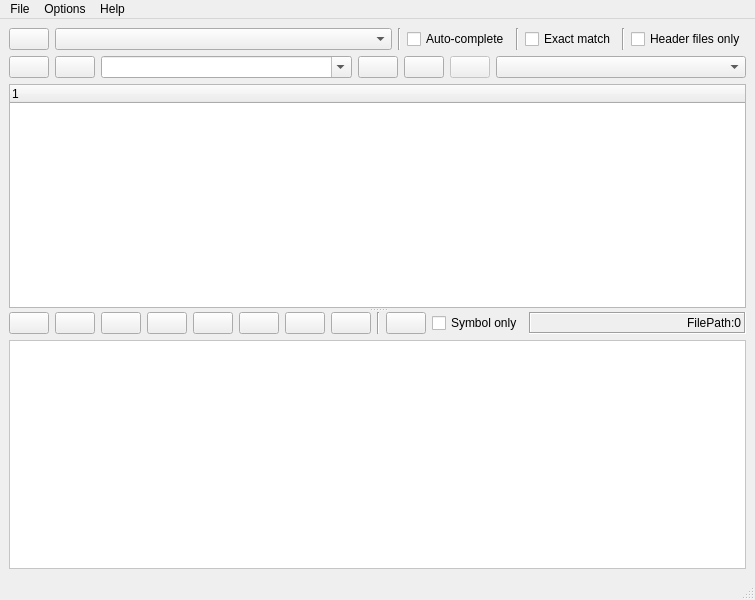
Qt form gui/ui/mainWindow.ui (ruben2020/codequery) before a commit.
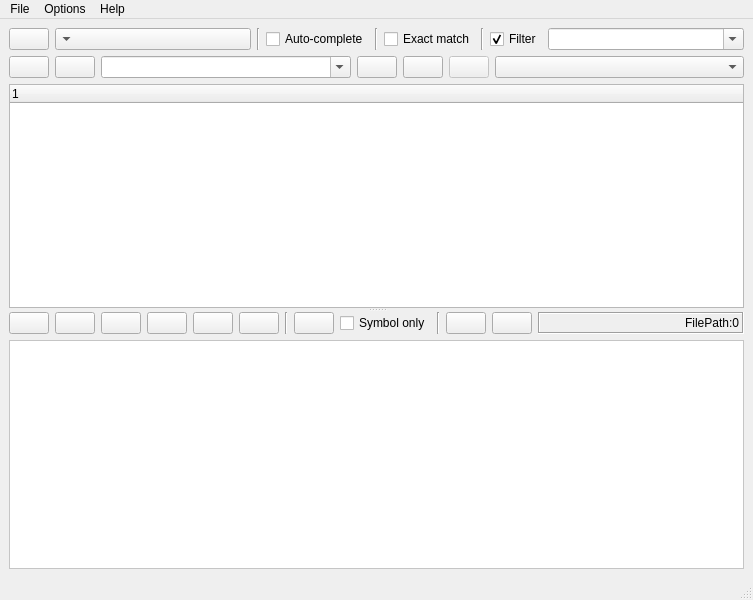
The same form after that commit. Icons and pictures are not drawn. Custom widgets are drawn as their Qt base class.

Commit message: File path filter

```diff
--- a/gui/ui/mainWindow.ui
+++ b/gui/ui/mainWindow.ui
@@ -6,7 +6,7 @@
    <rect>
     <x>0</x>
     <y>0</y>
-    <width>755</width>
+    <width>753</width>
     <height>600</height>
    </rect>
   </property>
@@ -48,6 +48,9 @@
             <verstretch>0</verstretch>
            </sizepolicy>
           </property>
+          <property name="layoutDirection">
+           <enum>Qt::RightToLeft</enum>
+          </property>
          </widget>
         </item>
         <item>
@@ -91,7 +94,35 @@
         <item>
          <widget class="QCheckBox" name="checkBoxHeaderFilesOnly">
           <property name="text">
-           <string>Header files only</string>
+           <string>Filter</string>
+          </property>
+          <property name="checked">
+           <bool>true</bool>
+          </property>
+         </widget>
+        </item>
+        <item>
+         <widget class="QComboBox" name="comboBoxFilter">
+          <property name="sizePolicy">
+           <sizepolicy hsizetype="MinimumExpanding" vsizetype="Fixed">
+            <horstretch>0</horstretch>
+            <verstretch>0</verstretch>
+           </sizepolicy>
+          </property>
+          <property name="toolTip">
+           <string>File path filter, wildcard searches (* and ?) are supported</string>
+          </property>
+          <property name="statusTip">
+           <string>File path filter, wildcard searches (* and ?) are supported</string>
+          </property>
+          <property name="editable">
+           <bool>true</bool>
+          </property>
+          <property name="insertPolicy">
+           <enum>QComboBox::NoInsert</enum>
+          </property>
+          <property name="sizeAdjustPolicy">
+           <enum>QComboBox::AdjustToContents</enum>
           </property>
          </widget>
         </item>
@@ -212,11 +243,17 @@
         <item>
          <widget class="QComboBox" name="comboBoxQueryType">
           <property name="sizePolicy">
-           <sizepolicy hsizetype="Expanding" vsizetype="Fixed">
+           <sizepolicy hsizetype="MinimumExpanding" vsizetype="Fixed">
             <horstretch>0</horstretch>
             <verstretch>0</verstretch>
            </sizepolicy>
           </property>
+          <property name="insertPolicy">
+           <enum>QComboBox::NoInsert</enum>
+          </property>
+          <property name="sizeAdjustPolicy">
+           <enum>QComboBox::AdjustToContents</enum>
+          </property>
          </widget>
         </item>
        </layout>
@@ -339,48 +376,8 @@
               </property>
              </widget>
             </item>
-            <item>
-             <widget class="QPushButton" name="pushButtonUp">
-              <property name="toolTip">
-               <string>Previous search result in this file</string>
-              </property>
-              <property name="statusTip">
-               <string>Previous search result in this file</string>
-              </property>
-              <property name="text">
-               <string/>
-              </property>
-              <property name="icon">
-               <iconset resource="../codequery.qrc">
-                <normaloff>:/mainwindow/images/Arrow2_Up.png</normaloff>:/mainwindow/images/Arrow2_Up.png</iconset>
-              </property>
-             </widget>
-            </item>
-            <item>
-             <widget class="QPushButton" name="pushButtonDown">
-              <property name="toolTip">
-               <string>Next search result in this file</string>
-              </property>
-              <property name="statusTip">
-               <string>Next search result in this file</string>
-              </property>
-              <property name="text">
-               <string/>
-              </property>
-              <property name="icon">
-               <iconset resource="../codequery.qrc">
-                <normaloff>:/mainwindow/images/Arrow2_Down.png</normaloff>:/mainwindow/images/Arrow2_Down.png</iconset>
-              </property>
-             </widget>
-            </item>
             <item>
              <widget class="Line" name="line">
-              <property name="frameShadow">
-               <enum>QFrame::Sunken</enum>
-              </property>
-              <property name="lineWidth">
-               <number>1</number>
-              </property>
               <property name="orientation">
                <enum>Qt::Vertical</enum>
               </property>
@@ -416,6 +413,47 @@
               </property>
              </widget>
             </item>
+            <item>
+             <widget class="Line" name="line_5">
+              <property name="orientation">
+               <enum>Qt::Vertical</enum>
+              </property>
+             </widget>
+            </item>
+            <item>
+             <widget class="QPushButton" name="pushButtonUp">
+              <property name="toolTip">
+               <string>Previous search result in this file</string>
+              </property>
+              <property name="statusTip">
+               <string>Previous search result in this file</string>
+              </property>
+              <property name="text">
+               <string/>
+              </property>
+              <property name="icon">
+               <iconset resource="../codequery.qrc">
+                <normaloff>:/mainwindow/images/Arrow2_Up.png</normaloff>:/mainwindow/images/Arrow2_Up.png</iconset>
+              </property>
+             </widget>
+            </item>
+            <item>
+             <widget class="QPushButton" name="pushButtonDown">
+              <property name="toolTip">
+               <string>Next search result in this file</string>
+              </property>
+              <property name="statusTip">
+               <string>Next search result in this file</string>
+              </property>
+              <property name="text">
+               <string/>
+              </property>
+              <property name="icon">
+               <iconset resource="../codequery.qrc">
+                <normaloff>:/mainwindow/images/Arrow2_Down.png</normaloff>:/mainwindow/images/Arrow2_Down.png</iconset>
+              </property>
+             </widget>
+            </item>
             <item>
              <widget class="QLabel" name="labelFilePath">
               <property name="sizePolicy">
@@ -469,7 +507,7 @@
     <rect>
      <x>0</x>
      <y>0</y>
-     <width>755</width>
+     <width>753</width>
      <height>27</height>
     </rect>
    </property>
```
Left out of the diff: 43 changed lines with no effect on the pictures. The commit also changes 5 other files.
